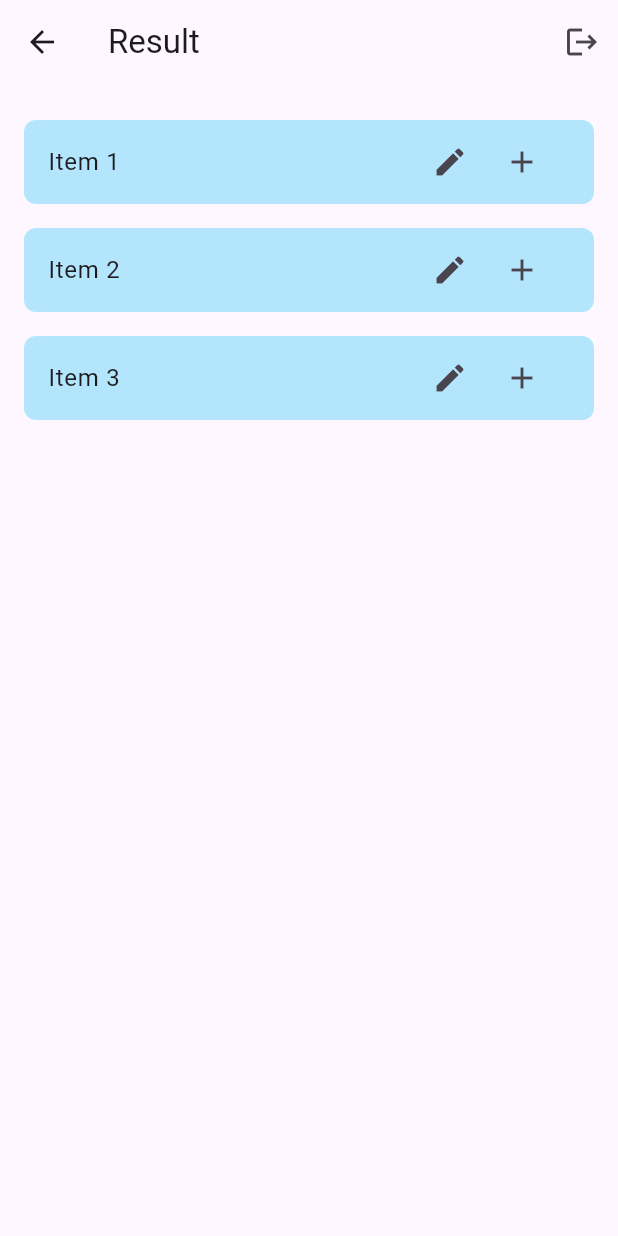
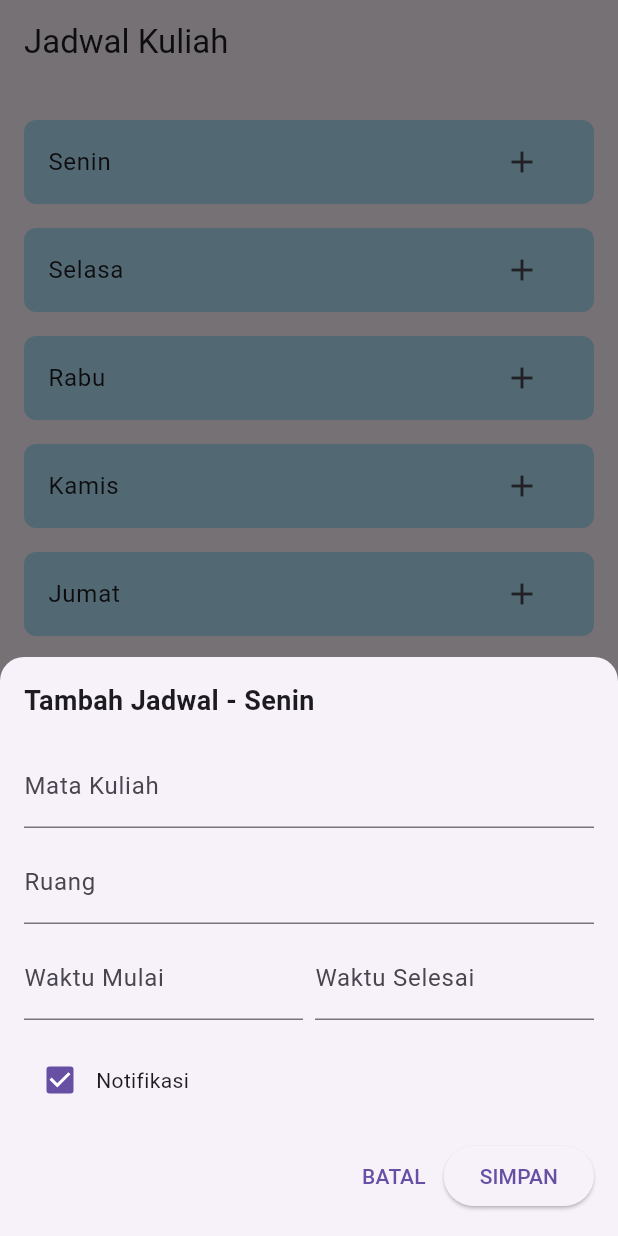
Before and after one commit to Rizaizzani/aplikasi_jadwal_matakuliah, a Flutter app: the ResultScreen screen opened directly, after a tap on the "add" icon, on a phone screen of 412 x 824 dp. Run offline on Flutter 3.47's test engine with Material 3 defaults, Android fonts, the phone set to English and light mode, and no system bars; our stand-ins replace firebase_auth; accounts and stored records are empty; network calls fail.

Commit message:
admin_screen.dart

```diff
--- a/lib/screens/admin_screen.dart
+++ b/lib/screens/admin_screen.dart
@@ -1,13 +1,75 @@
+import 'package:firebase_auth/firebase_auth.dart';
 import 'package:flutter/material.dart';
 
-class AdminScreen extends StatelessWidget {
+
+class AdminScreen extends StatefulWidget {
   const AdminScreen({super.key});
+
+  @override
+  _AdminScreenState createState() => _AdminScreenState();
+}
+
+class _AdminScreenState extends State<AdminScreen> {
+  final FirebaseAuth _auth = FirebaseAuth.instance;
+  final TextEditingController _phoneController = TextEditingController();
+  final TextEditingController _otpController = TextEditingController();
+  String? _verificationId;
+
+  Future<void> _sendCode() async {
+    try {
+      await _auth.verifyPhoneNumber(
+        phoneNumber: _phoneController.text,
+        verificationCompleted: (PhoneAuthCredential credential) async {
+          await _auth.signInWithCredential(credential);
+          Navigator.pushReplacement(
+            context,
+            MaterialPageRoute(builder: (context) => const ResultScreen()),
+          );
+        },
+        verificationFailed: (FirebaseAuthException e) {
+          ScaffoldMessenger.of(context).showSnackBar(SnackBar(
+            content: Text('Verification failed: ${e.message}'),
+          ));
+        },
+        codeSent: (String verificationId, int? resendToken) {
+          setState(() {
+            _verificationId = verificationId;
+          });
+        },
+        codeAutoRetrievalTimeout: (String verificationId) {},
+      );
+    } catch (e) {
+      ScaffoldMessenger.of(context).showSnackBar(SnackBar(
+        content: Text('Error: $e'),
+      ));
+    }
+  }
+
+  Future<void> _verifyCode() async {
+    try {
+      final credential = PhoneAuthProvider.credential(
+        verificationId: _verificationId!,
+        smsCode: _otpController.text,
+      );
+      await _auth.signInWithCredential(credential);
+      Navigator.pushReplacement(
+        context,
+        MaterialPageRoute(builder: (context) => const ResultScreen()),
+      );
+    } catch (e) {
+      ScaffoldMessenger.of(context).showSnackBar(SnackBar(
+        content: const Text('Masukkan OTP dengan benar'),
+        behavior: SnackBarBehavior.floating, // Memunculkan SnackBar di bagian bawah
+        margin: const EdgeInsets.all(16), // Menambahkan margin di sekitar SnackBar
+      ));
+    }
+  }
 
   @override
   Widget build(BuildContext context) {
     return Scaffold(
       appBar: AppBar(
-        title: const Text('Admin Screen'),
+        title: const Text('Admin Verification'),
       ),
       body: Padding(
         padding: const EdgeInsets.all(16.0),
@@ -15,26 +77,20 @@ class AdminScreen extends StatelessWidget {
           mainAxisAlignment: MainAxisAlignment.center,
           children: [
             TextField(
+              controller: _phoneController,
               decoration: InputDecoration(
-                labelText: 'Enter Auth Number',
+                labelText: 'Enter Phone Number',
                 border: OutlineInputBorder(
                   borderRadius: BorderRadius.circular(8),
                 ),
-                contentPadding: const EdgeInsets.symmetric(horizontal: 16, vertical: 12),
+                contentPadding:
+                const EdgeInsets.symmetric(horizontal: 16, vertical: 12),
               ),
-              keyboardType: TextInputType.number,
-              onChanged: (value) {
-            ('Auth Number: $value');
-              },
+              keyboardType: TextInputType.phone,
             ),
             const SizedBox(height: 16),
             ElevatedButton(
-              onPressed: () {
-                Navigator.push(
-                  context,
-                  MaterialPageRoute(builder: (context) => const ResultScreen()),
-                );
-              },
+              onPressed: _sendCode,
               style: ElevatedButton.styleFrom(
                 backgroundColor: Colors.lightBlue,
                 padding: const EdgeInsets.symmetric(horizontal: 32, vertical: 16),
@@ -43,16 +99,57 @@ class AdminScreen extends StatelessWidget {
                 ),
               ),
               child: const Text(
-                'Authentication',
+                'Send OTP',
                 style: TextStyle(fontSize: 16, color: Colors.white),
               ),
             ),
+            const SizedBox(height: 16),
+            if (_verificationId != null) ...[
+              TextField(
+                controller: _otpController,
+                decoration: InputDecoration(
+                  labelText: 'Enter OTP',
+                  border: OutlineInputBorder(
+                    borderRadius: BorderRadius.circular(8),
+                  ),
+                  contentPadding:
+                  const EdgeInsets.symmetric(horizontal: 16, vertical: 12),
+                ),
+                keyboardType: TextInputType.number,
+              ),
+              const SizedBox(height: 16),
+              ElevatedButton(
+                onPressed: _verifyCode,
+                style: ElevatedButton.styleFrom(
+                  backgroundColor: Colors.green,
+                  padding: const EdgeInsets.symmetric(horizontal: 32, vertical: 16),
+                  shape: RoundedRectangleBorder(
+                    borderRadius: BorderRadius.circular(8),
+                  ),
+                ),
+                child: const Text(
+                  'Verify OTP',
+                  style: TextStyle(fontSize: 16, color: Colors.white),
+                ),
+              ),
+            ],
           ],
         ),
       ),
     );
   }
 }
+
+
+
+
+
+
+
+
+
+
+
 
 class ResultScreen extends StatelessWidget {
   const ResultScreen({super.key});
@@ -61,18 +158,7 @@ class ResultScreen extends StatelessWidget {
   Widget build(BuildContext context) {
     return Scaffold(
       appBar: AppBar(
-        title: const Text('Result'),
-        actions: [
-          IconButton(
-            icon: const Icon(Icons.logout),
-            onPressed: () {
-              Navigator.pushReplacement(
-                context,
-                MaterialPageRoute(builder: (context) => const LogoutScreen()),
-              );
-            },
-          ),
-        ],
+        title: const Text('Jadwal Kuliah'),
       ),
       body: Column(
         children: [
@@ -80,8 +166,9 @@ class ResultScreen extends StatelessWidget {
             child: Padding(
               padding: const EdgeInsets.all(16.0),
               child: ListView.builder(
-                itemCount: 3, // Sesuaikan jumlah item di sini
+                itemCount: 6, // Jumlah hari Senin hingga Sabtu
                 itemBuilder: (context, index) {
+                  List<String> hari = ['Senin', 'Selasa', 'Rabu', 'Kamis', 'Jumat', 'Sabtu'];
                   return Padding(
                     padding: const EdgeInsets.symmetric(vertical: 8.0),
                     child: Container(
@@ -90,19 +177,12 @@ class ResultScreen extends StatelessWidget {
                         borderRadius: BorderRadius.circular(8),
                       ),
                       child: ListTile(
-                        title: Text('Item ${index + 1}'),
-                        trailing: Row(
-                          mainAxisSize: MainAxisSize.min,
-                          children: [
-                            IconButton(
-                              icon: const Icon(Icons.edit),
-                              onPressed: () {},
-                            ),
-                            IconButton(
-                              icon: const Icon(Icons.add),
-                              onPressed: () {},
-                            ),
-                          ],
+                        title: Text(hari[index]),
+                        trailing: IconButton(
+                          icon: const Icon(Icons.add),
+                          onPressed: () {
+                            _showAddScheduleModal(context, hari[index]);
+                          },
                         ),
                       ),
                     ),
@@ -111,42 +191,111 @@ class ResultScreen extends StatelessWidget {
               ),
             ),
           ),
-          const Padding(
-            padding: EdgeInsets.all(16.0),
-
-
-
-
-               child: null,
-
-            ),
-
         ],
       ),
     );
   }
-}
 
-class LogoutScreen extends StatelessWidget {
-  const LogoutScreen({super.key});
+  void _showAddScheduleModal(BuildContext context, String hari) {
+    TextEditingController mataKuliahController = TextEditingController();
+    TextEditingController ruangController = TextEditingController();
+    TextEditingController waktuMulaiController = TextEditingController();
+    TextEditingController waktuSelesaiController = TextEditingController();
+    bool isNotifikasi = true;
 
-  @override
-  Widget build(BuildContext context) {
-    return Scaffold(
-      appBar: AppBar(
-        title: const Text('Logout'),
+    showModalBottomSheet(
+      context: context,
+      isScrollControlled: true,
+      shape: const RoundedRectangleBorder(
+        borderRadius: BorderRadius.vertical(top: Radius.circular(16)),
       ),
-      body: Center(
-        child: ElevatedButton(
-          onPressed: () {
-            Navigator.pushReplacement(
-              context,
-              MaterialPageRoute(builder: (context) => const AdminScreen()),
-            );
-          },
-          child: const Text('Go Back to Admin Screen'),
-        ),
-      ),
+      builder: (BuildContext context) {
+        return Padding(
+          padding: EdgeInsets.only(
+            left: 16.0,
+            right: 16.0,
+            top: 16.0,
+            bottom: MediaQuery.of(context).viewInsets.bottom + 16.0,
+          ),
+          child: Column(
+            mainAxisSize: MainAxisSize.min,
+            crossAxisAlignment: CrossAxisAlignment.start,
+            children: [
+              Text(
+                'Tambah Jadwal - $hari',
+                style: const TextStyle(fontSize: 18, fontWeight: FontWeight.bold),
+              ),
+              const SizedBox(height: 16),
+              TextField(
+                controller: mataKuliahController,
+                decoration: const InputDecoration(labelText: 'Mata Kuliah'),
+              ),
+              const SizedBox(height: 8),
+              TextField(
+                controller: ruangController,
+                decoration: const InputDecoration(labelText: 'Ruang'),
+              ),
+              const SizedBox(height: 8),
+              Row(
+                children: [
+                  Expanded(
+                    child: TextField(
+                      controller: waktuMulaiController,
+                      decoration: const InputDecoration(labelText: 'Waktu Mulai'),
+                    ),
+                  ),
+                  const SizedBox(width: 8),
+                  Expanded(
+                    child: TextField(
+                      controller: waktuSelesaiController,
+                      decoration: const InputDecoration(labelText: 'Waktu Selesai'),
+                    ),
+                  ),
+                ],
+              ),
+              const SizedBox(height: 16),
+              Row(
+                children: [
+                  Checkbox(
+                    value: isNotifikasi,
+                    onChanged: (value) {
+                      isNotifikasi = value ?? true;
+                    },
+                  ),
+                  const Text('Notifikasi'),
+                ],
+              ),
+              const SizedBox(height: 16),
+              Row(
+                mainAxisAlignment: MainAxisAlignment.end,
+                children: [
+                  TextButton(
+                    onPressed: () => Navigator.pop(context),
+                    child: const Text('BATAL'),
+                  ),
+                  ElevatedButton(
+                    onPressed: () {
+                      // Logika penyimpanan data
+                      print('Hari: $hari');
+                      print('Mata Kuliah: ${mataKuliahController.text}');
+                      print('Ruang: ${ruangController.text}');
+                      print('Waktu Mulai: ${waktuMulaiController.text}');
+                      print('Waktu Selesai: ${waktuSelesaiController.text}');
+                      print('Notifikasi: $isNotifikasi');
+                      Navigator.pop(context);
+                    },
+                    child: const Text('SIMPAN'),
+                  ),
+                ],
+              ),
+            ],
+          ),
+        );
+      },
     );
   }
 }
+
+void main() {
+  runApp(const MaterialApp(home: ResultScreen()));
+}
```
